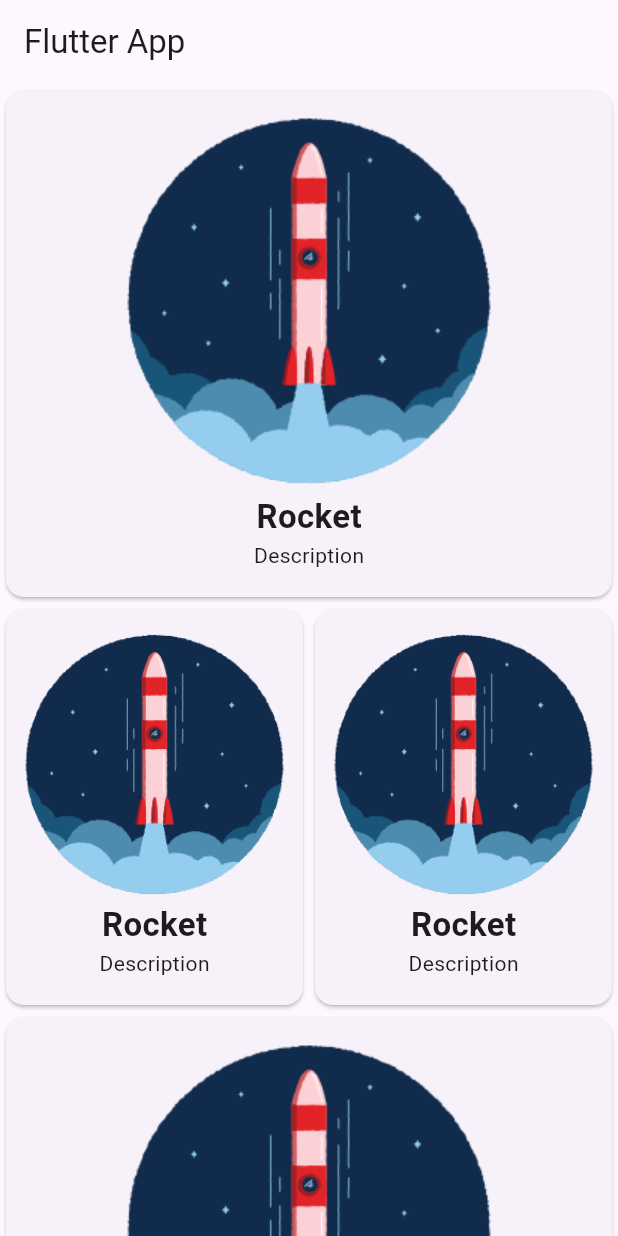
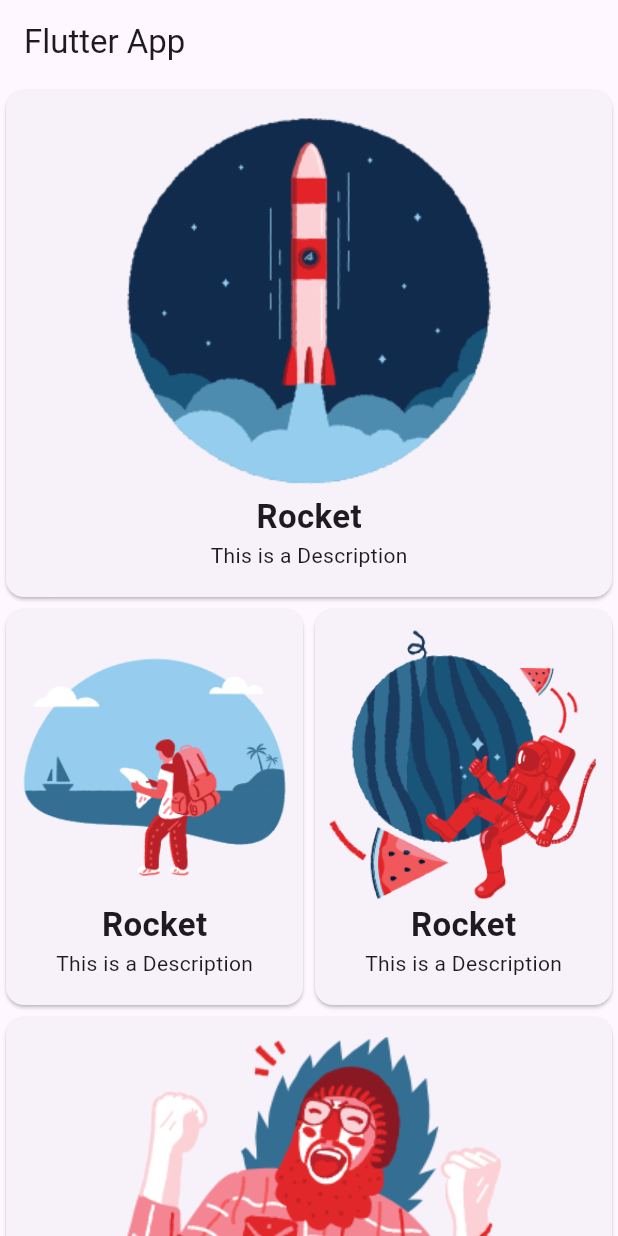
Before and after one commit to ej0x/learnapp, a Flutter app: the screen it shows after launch, on a phone screen of 412 x 824 dp. Run offline on Flutter 3.47's test engine with Material 2 defaults, Android fonts, the phone set to English and light mode, and no system bars.

Commit message:
changed to card_widget

```diff
--- a/lib/pages/home_page.dart
+++ b/lib/pages/home_page.dart
@@ -13,22 +13,30 @@ class HomePage extends StatelessWidget {
       body: const SingleChildScrollView(
         child: Column(
           children: [
-            CardWidget(title: 'Rocket'),
+            CardWidget(
+              title: 'Rocket',
+              imagePath: 'images/rocket.png',
+            ),
             Row(
               children: [
                 Expanded(
-                    child: CardWidget(
-                  title: 'Rocket',
-                )),
+                  child: CardWidget(
+                    title: 'Rocket',
+                    imagePath: 'images/travel.png',
+                  ),
+                ),
                 Expanded(
-                    child: CardWidget(
-                  title: 'Rocket',
-                )),
+                  child: CardWidget(
+                    title: 'Rocket',
+                    imagePath: 'images/space.png',
+                  ),
+                ),
               ],
             ),
             CardWidget(
               title: 'Rocket',
-            )
+              imagePath: 'images/yeah.png',
+            ),
           ],
         ),
       ),
--- a/lib/widget/card_widget.dart
+++ b/lib/widget/card_widget.dart
@@ -5,8 +5,10 @@ class CardWidget extends StatelessWidget {
   const CardWidget({
     super.key,
     required this.title,
+    required this.imagePath,
   });
   final String title;
+  final String imagePath;
 
   @override
   Widget build(BuildContext context) {
@@ -17,7 +19,7 @@ class CardWidget extends StatelessWidget {
           child: Column(
             children: [
               const SizedBox(height: kDouble5),
-              Image.asset('images/rocket.png'),
+              Image.asset(imagePath),
               Text(
                 title,
                 style: const TextStyle(
@@ -25,7 +27,7 @@ class CardWidget extends StatelessWidget {
                   fontWeight: FontWeight.bold,
                 ),
               ),
-              const Text("Description"),
+              const Text("This is a Description"),
               const SizedBox(height: kDouble10),
             ],
           )),
```
